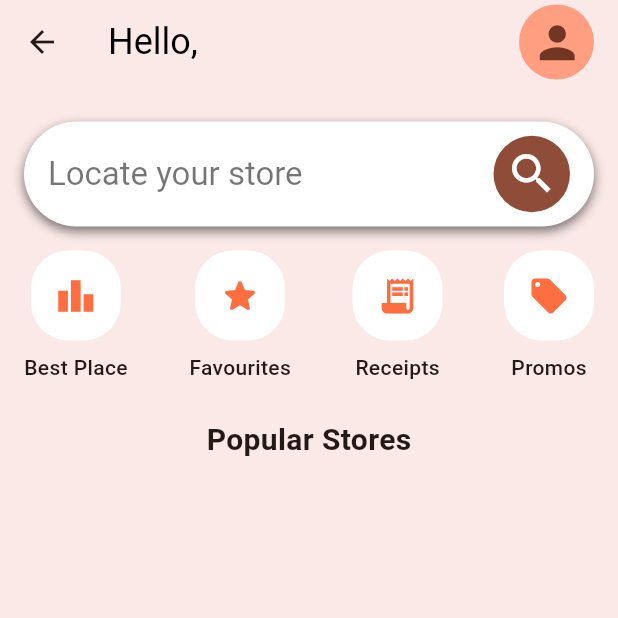
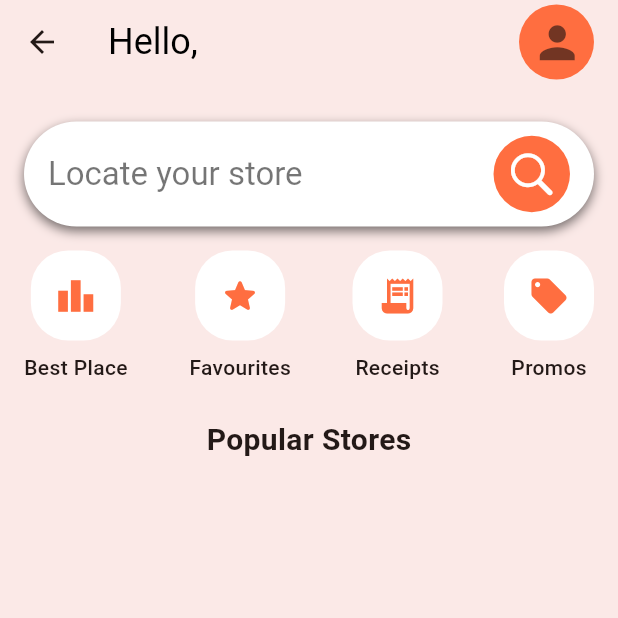
Before and after one commit to Swagnik02/Line-Skip, a Flutter app: the HomePage screen opened by its route, on a phone screen of 412 x 824 dp, the top half of it. Run offline on Flutter 3.47's test engine with Material 3 defaults, Android fonts, the phone set to English and light mode, and no system bars; our stand-ins replace cloud_firestore, firebase_auth, firebase_core, flutter_riverpod; missing offline and left inert: simple_barcode_scanner; accounts and stored records are empty.

Commit message:
UI color

```diff
--- a/lib/screens/home/home_page_widgets.dart
+++ b/lib/screens/home/home_page_widgets.dart
@@ -1,3 +1,4 @@
+import 'package:flutter/cupertino.dart';
 import 'package:flutter/material.dart';
 import 'package:flutter_riverpod/flutter_riverpod.dart';
 import 'package:line_skip/data/models/store_model.dart';
@@ -33,7 +34,7 @@ class HomeAppBar extends StatelessWidget implements PreferredSizeWidget {
           ),
           const Spacer(),
           CircleAvatar(
-            backgroundColor: Colors.deepOrangeAccent.shade100,
+            backgroundColor: Colors.deepOrangeAccent,
             radius: 25,
             child: IconButton(
               onPressed: () => Navigator.pushNamed(context, profileRoute),
@@ -88,7 +89,6 @@ class LocateStoreSearchBox extends StatelessWidget {
                   ?.copyWith(color: Colors.black54),
             ),
             IconButton.filled(
-              highlightColor: Colors.amber,
               onPressed: () {
                 Navigator.push(
                   context,
@@ -97,7 +97,13 @@ class LocateStoreSearchBox extends StatelessWidget {
                   ),
                 );
               },
-              icon: const Icon(Icons.search),
+              style: ButtonStyle(
+                backgroundColor:
+                    WidgetStateProperty.all(Colors.deepOrangeAccent),
+              ),
+              icon: const Icon(
+                CupertinoIcons.search,
+              ),
               iconSize: 35,
             ),
           ],
@@ -129,7 +135,7 @@ class QuickOption extends StatelessWidget {
           child: Icon(
             icon,
             size: 28,
-            color: Colors.deepOrangeAccent.shade200,
+            color: Colors.deepOrangeAccent,
           ),
         ),
         const SizedBox(height: 8),
--- a/lib/screens/profile/profile_screen.dart
+++ b/lib/screens/profile/profile_screen.dart
@@ -1,6 +1,7 @@
 import 'package:flutter/material.dart';
 import 'package:flutter_riverpod/flutter_riverpod.dart';
 import 'package:line_skip/providers/current_user_provider.dart';
+import 'package:line_skip/screens/profile/profile_input_page.dart';
 import 'package:line_skip/widgets/custom_app_bar.dart';
 
 class ProfileScreen extends ConsumerWidget {
@@ -52,7 +53,10 @@ class ProfileScreen extends ConsumerWidget {
 
                   // Action Buttons
                   _profileOption(Icons.edit, "Edit Profile", () {
-                    // TODO: Navigate to Edit Profile Screen
+                    Navigator.push(context,
+                        MaterialPageRoute(builder: (context) {
+                      return ProfileInputPage();
+                    }));
                   }),
                   _profileOption(Icons.lock, "Change Password", () {
                     // TODO: Implement password change
```
